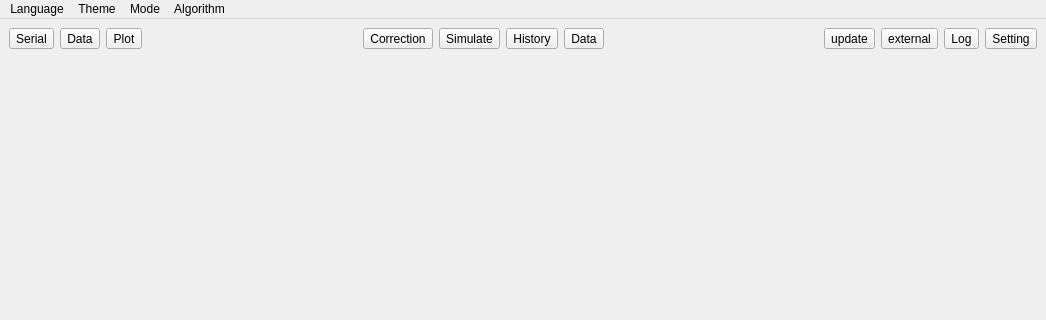
First picture: the form in src/main/mainwindow.ui, repository MRsoymilk/MySerial, before the edit; both pictures show x 0 to 1046 and y 0 to 320 of the 1046 by 713 pixel window.
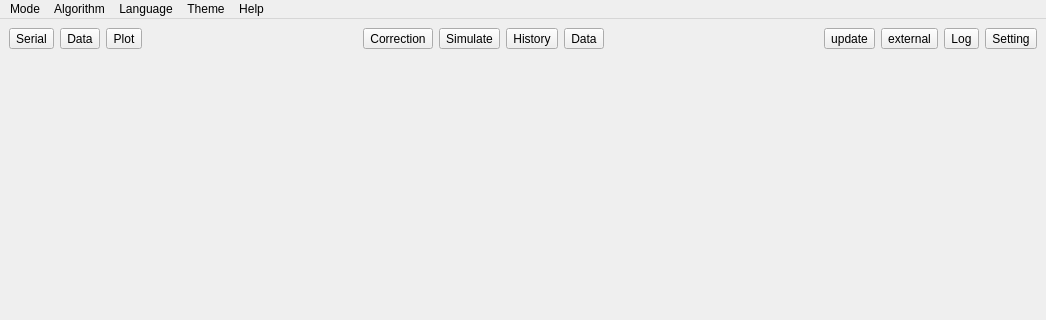
Second picture: the form after the edit.

Commit message: Add Help menu with About and User Guide actions; Change Mode, Algorithm order

Patch:
```diff
--- a/src/main/mainwindow.ui
+++ b/src/main/mainwindow.ui
@@ -195,10 +195,18 @@
     <addaction name="actionF30_single"/>
     <addaction name="actionF30_curves"/>
    </widget>
-   <addaction name="menuLanguage"/>
-   <addaction name="menuTheme"/>
+   <widget class="QMenu" name="menuHelp">
+    <property name="title">
+     <string>Help</string>
+    </property>
+    <addaction name="actionAbout"/>
+    <addaction name="actionUser_Guide"/>
+   </widget>
    <addaction name="menuMode"/>
    <addaction name="menuAlgorithm"/>
+   <addaction name="menuLanguage"/>
+   <addaction name="menuTheme"/>
+   <addaction name="menuHelp"/>
   </widget>
   <widget class="QStatusBar" name="statusbar"/>
   <action name="action_en">
```
Left out of the diff: 10 changed lines with no effect on the pictures.
